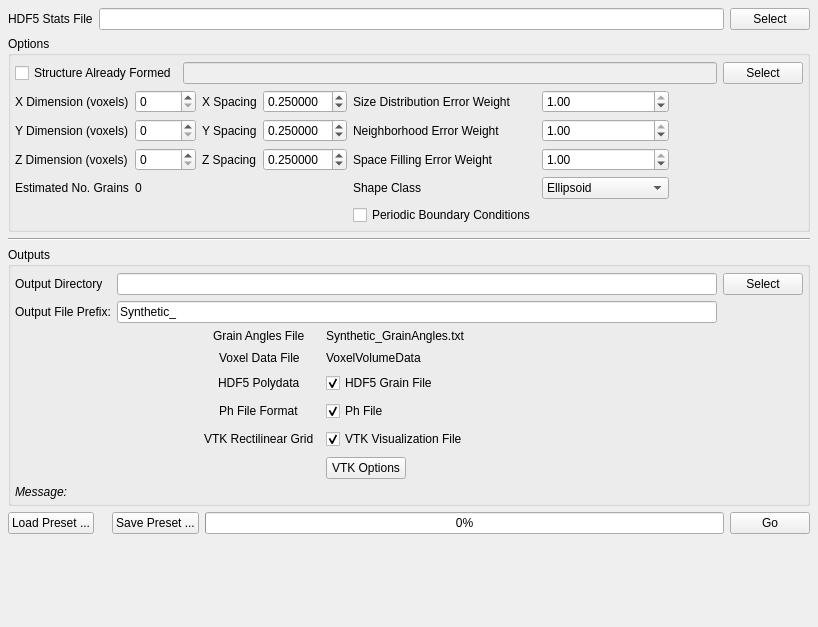
This is Source/UIPlugins/GrainGenerator/GrainGeneratorWidget.ui in BlueQuartzSoftware/DREAM3D as Qt 5 draws it before an edit. The edited form follows.
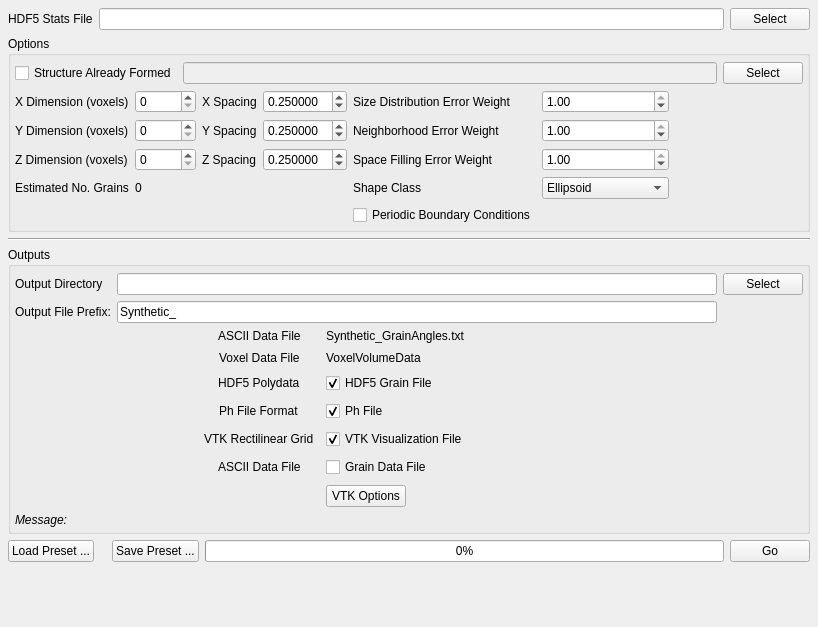
This is the edited form. Custom widgets are drawn as their Qt base class.

Commit message: adding grain data file option in grain generator

Patch:
```diff
--- a/Source/UIPlugins/GrainGenerator/GrainGeneratorWidget.ui
+++ b/Source/UIPlugins/GrainGenerator/GrainGeneratorWidget.ui
@@ -429,7 +429,7 @@
         <item row="0" column="0">
          <widget class="QLabel" name="label_8">
           <property name="text">
-           <string>Grain Angles File</string>
+           <string>ASCII Data File</string>
           </property>
          </widget>
         </item>
@@ -483,7 +483,7 @@
           </property>
          </widget>
         </item>
-        <item row="5" column="1">
+        <item row="6" column="1">
          <widget class="QPushButton" name="m_VtkOptionsBtn">
           <property name="text">
            <string>VTK Options</string>
@@ -511,6 +511,20 @@
           </property>
          </widget>
         </item>
+        <item row="5" column="1">
+         <widget class="QCheckBox" name="m_writegraindata">
+          <property name="text">
+           <string>Grain Data File</string>
+          </property>
+         </widget>
+        </item>
+        <item row="5" column="0">
+         <widget class="QLabel" name="label_17">
+          <property name="text">
+           <string>ASCII Data File</string>
+          </property>
+         </widget>
+        </item>
        </layout>
       </item>
       <item>
```
The commit also changes 6 other files.
